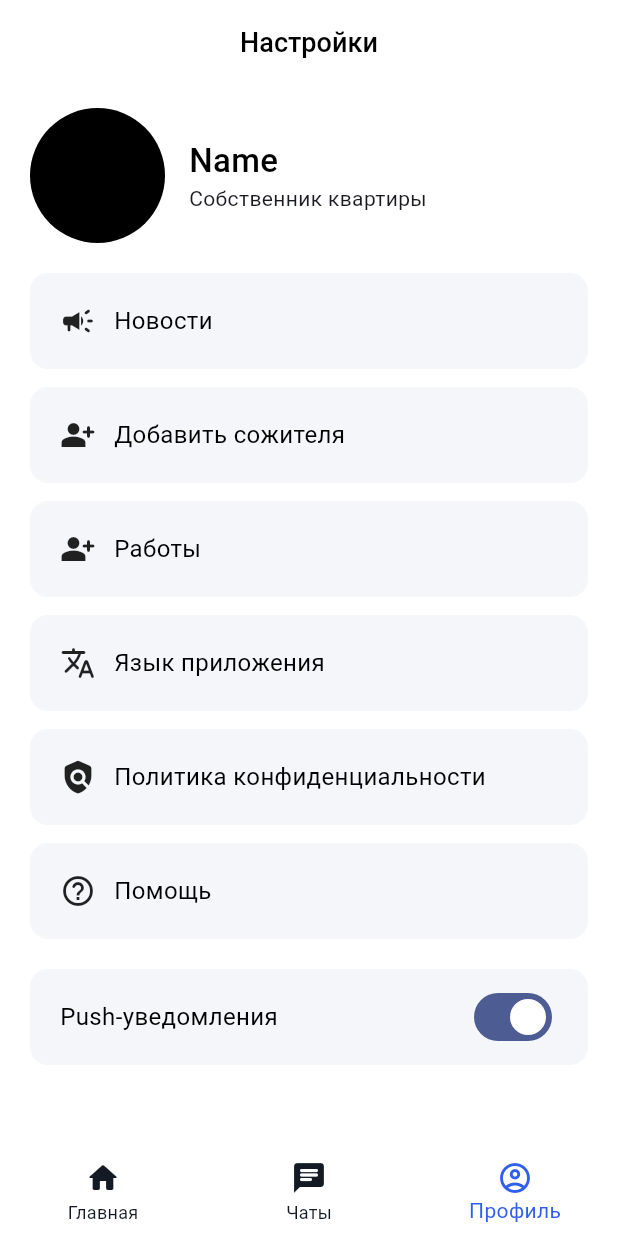
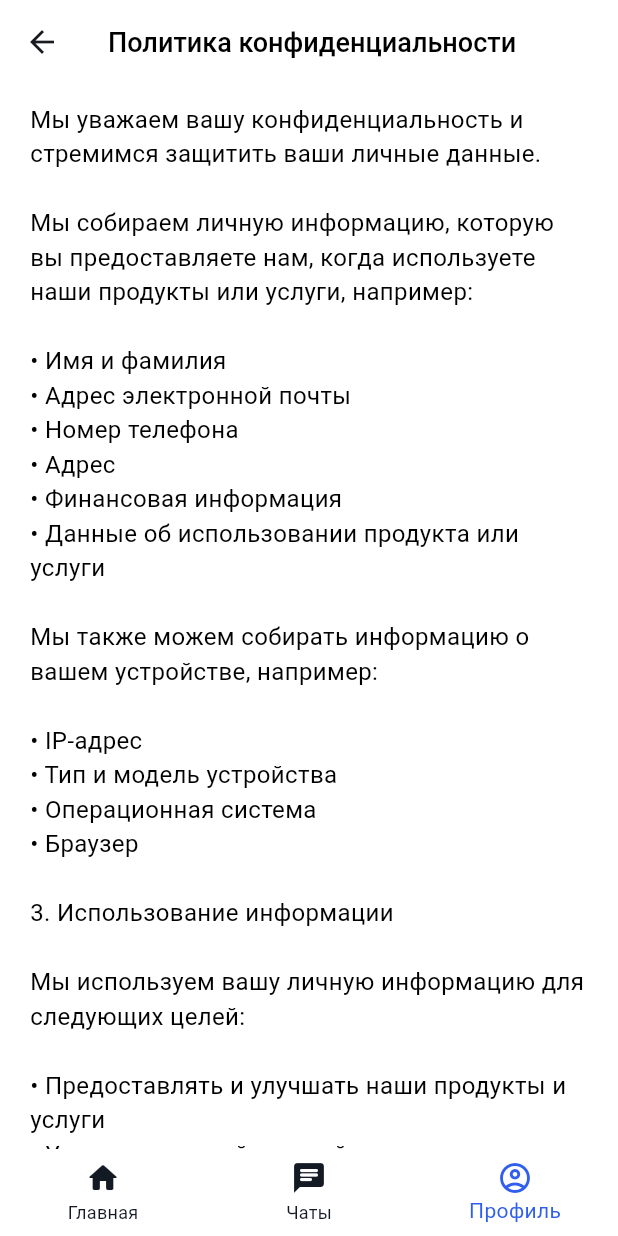
Before and after one commit to assanbayg/zhks, a Flutter app: the SettingsScreen screen opened by its route, after a tap on "Политика конфиденциальности", on a phone screen of 412 x 824 dp. Run offline on Flutter 3.47's test engine with Material 3 defaults, Android fonts, the phone set to English and light mode, and no system bars; our stand-ins replace dio, dotted_border, firebase_core, firebase_messaging, flutter_dotenv, flutter_local_notifications and 10 more; accounts and stored records are empty; generated files the repository leaves out were written again; Roboto replaces fonts that are missing (SFProDisplay).

Commit message:
feat: Add privacy polciy

```diff
--- a/lib/core/navigation/router.dart
+++ b/lib/core/navigation/router.dart
@@ -39,8 +39,8 @@ final routerProvider = Provider<GoRouter>((ref) {
       if (onboardingAsync.isLoading || authState.isLoading) return null;
 
       final hasSeenOnboarding = onboardingAsync.value ?? false;
-      // final isLoggedIn = authState.isAuthenticated;
-      final isLoggedIn = true; // TEMP
+      final isLoggedIn = authState.isAuthenticated;
+      // final isLoggedIn = true; // TEMP
 
       final isAuthRoute = [
         '/login',
@@ -55,7 +55,7 @@ final routerProvider = Provider<GoRouter>((ref) {
       }
 
       if (!hasSeenOnboarding) return '/select-lang';
-      // if (!isLoggedIn && !isAuthRoute) return '/login';
+      if (!isLoggedIn && !isAuthRoute) return '/login';
       if (isLoggedIn && isAuthRoute) return '/';
 
       return null;
--- /dev/null
+++ b/lib/core/presentation/screens/policy_screen.dart
@@ -0,0 +1,98 @@
+// Flutter imports:
+import 'package:flutter/material.dart';
+
+// Project imports:
+import 'package:zhks/core/themes/theme_extensions.dart';
+
+const String privacyPolicyText = '''
+Мы уважаем вашу конфиденциальность и стремимся защитить ваши личные данные.
+
+Мы собираем личную информацию, которую вы предоставляете нам, когда используете наши продукты или услуги, например:
+
+• Имя и фамилия
+• Адрес электронной почты
+• Номер телефона
+• Адрес
+• Финансовая информация
+• Данные об использовании продукта или услуги
+
+Мы также можем собирать информацию о вашем устройстве, например:
+
+• IP-адрес
+• Тип и модель устройства
+• Операционная система
+• Браузер
+
+3. Использование информации
+
+Мы используем вашу личную информацию для следующих целей:
+
+• Предоставлять и улучшать наши продукты и услуги
+• Управлять вашей учетной записью
+• Общаться с вами
+• Осуществлять денежные транзакции
+• Анализировать данные
+• Выявлять и предотвращать мошенничество
+
+4. Раскрытие информации
+
+Мы не продаем и не передаем ваши личные данные третьим сторонам, за исключением следующих случаев:
+
+• С вашего согласия
+• Когда это требуется по закону или судебному постановлению
+• Чтобы защитить наши права или права других
+• Для оказания услуг от нашего имени (например, обработка платежей)
+
+5. Хранение информации
+
+Мы храним вашу личную информацию в течение периода времени, необходимого для выполнения указанных выше целей. После этого мы удаляем ее безопасным и надлежащим образом.
+
+6. Безопасность
+
+Мы принимаем разумные меры предосторожности для защиты вашей личной информации от несанкционированного доступа, использования, разглашения, изменения и уничтожения.
+
+7. Ваши права
+
+У вас есть определенные права в отношении вашей личной информации, включая право на:
+
+• Доступ к вашей информации
+• Исправление неточной информации
+• Удаление вашей информации
+• Воздержание от использования вашей информации
+
+8. Изменения в политике
+
+Мы оставляем за собой право вносить изменения в эту политику конфиденциальности в любое время. Любые изменения будут опубликованы на нашем веб-сайте.
+''';
+
+class PolicyScreen extends StatelessWidget {
+  const PolicyScreen({super.key});
+
+  @override
+  Widget build(BuildContext context) {
+    return Scaffold(
+      appBar: AppBar(
+        backgroundColor: Colors.transparent,
+        automaticallyImplyLeading: false,
+        centerTitle: true,
+        leading: IconButton(
+          icon: Icon(Icons.arrow_back),
+          onPressed: () {
+            // no GoRouter because it's going to be request before and after auth.
+            // so, this screen is an exception. no CustomAppBar here
+            Navigator.of(context).pop();
+          },
+        ),
+        title: Text(
+          'Политика конфиденциальности',
+          style: context.texts.titleSmall,
+        ),
+        // ),
+      ),
+      body: Padding(
+        padding: const EdgeInsets.only(top: 12, left: 20, right: 20),
+        child: Text(privacyPolicyText, style: context.texts.bodyLarge),
+      ),
+    );
+  }
+}
--- a/lib/core/presentation/screens/settings_screen.dart
+++ b/lib/core/presentation/screens/settings_screen.dart
@@ -5,6 +5,7 @@ import 'package:flutter/material.dart';
 import 'package:go_router/go_router.dart';
 
 // Project imports:
+import 'package:zhks/core/presentation/screens/policy_screen.dart';
 import 'package:zhks/core/presentation/widgets/custom_app_bar.dart';
 import 'package:zhks/core/presentation/widgets/settings_card.dart';
 import 'package:zhks/core/themes/theme_extensions.dart';
@@ -71,7 +72,13 @@ class SettingsScreen extends StatelessWidget {
               SettingsCard(
                 label: 'Политика конфиденциальности',
                 onTap: () {
-                  // TODO: create some screen for it
+                  Navigator.of(context).push(
+                    MaterialPageRoute(
+                      builder: (context) {
+                        return PolicyScreen();
+                      },
+                    ),
+                  );
                 },
                 icon: Icons.policy_rounded,
               ),
--- a/lib/features/auth/presentation/widgets/terms_and_conditions.dart
+++ b/lib/features/auth/presentation/widgets/terms_and_conditions.dart
@@ -2,6 +2,7 @@
 import 'package:flutter/material.dart';
 
 // Project imports:
+import 'package:zhks/core/presentation/screens/policy_screen.dart';
 import 'package:zhks/core/themes/theme_extensions.dart';
 
 class TermsAndConditions extends StatelessWidget {
@@ -9,14 +10,25 @@ class TermsAndConditions extends StatelessWidget {
 
   @override
   Widget build(BuildContext context) {
-    return RichText(
+    return GestureDetector(
+      onTap: () {
+        Navigator.of(context).push(
+          MaterialPageRoute(
+            builder: (context) {
+              return PolicyScreen();
+            },
+          ),
+        );
+      },
+      child: RichText(
         textAlign: TextAlign.center,
         text: TextSpan(
           style: context.texts.bodySmall,
           children: [
             const TextSpan(text: 'Нажимая "Далее" вы соглашаетесь на '),
             TextSpan(
-            text: 'обработку персональных данных и пользовательское соглашение',
+              text:
+                  'обработку персональных данных и пользовательское соглашение',
               style: context.texts.bodySmall.copyWith(
                 color: context.colors.primary.blue,
                 decoration: TextDecoration.underline,
@@ -24,6 +36,7 @@ class TermsAndConditions extends StatelessWidget {
             ),
           ],
         ),
+      ),
     );
   }
 }
```
Lines whose indentation alone changed are shown as unchanged.
